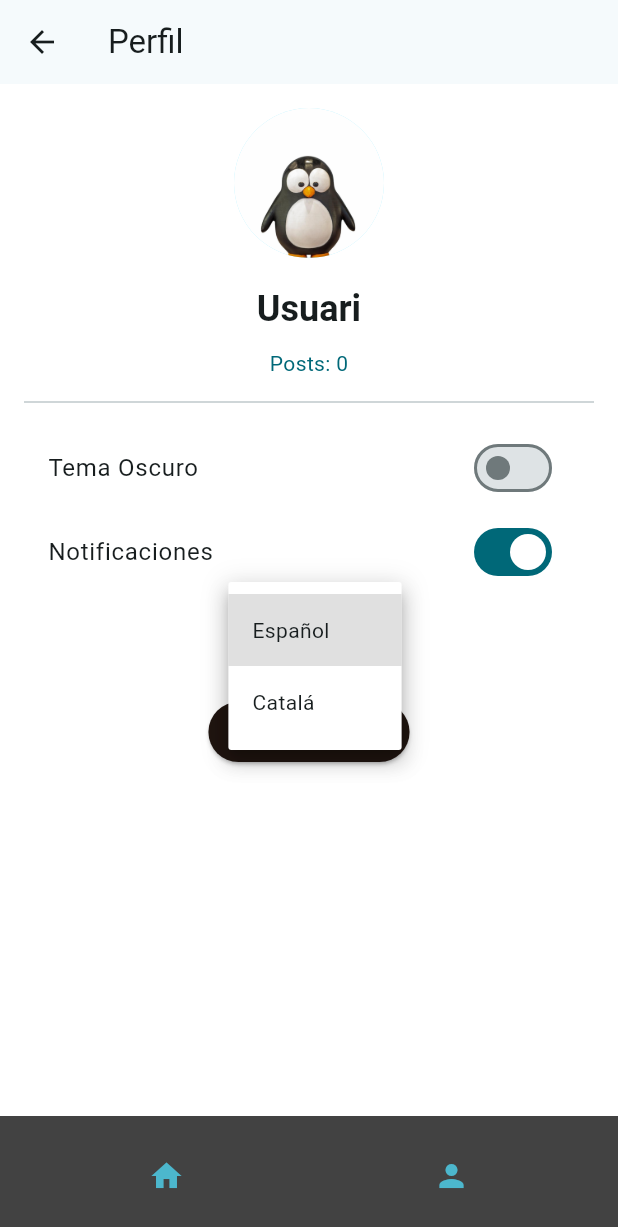
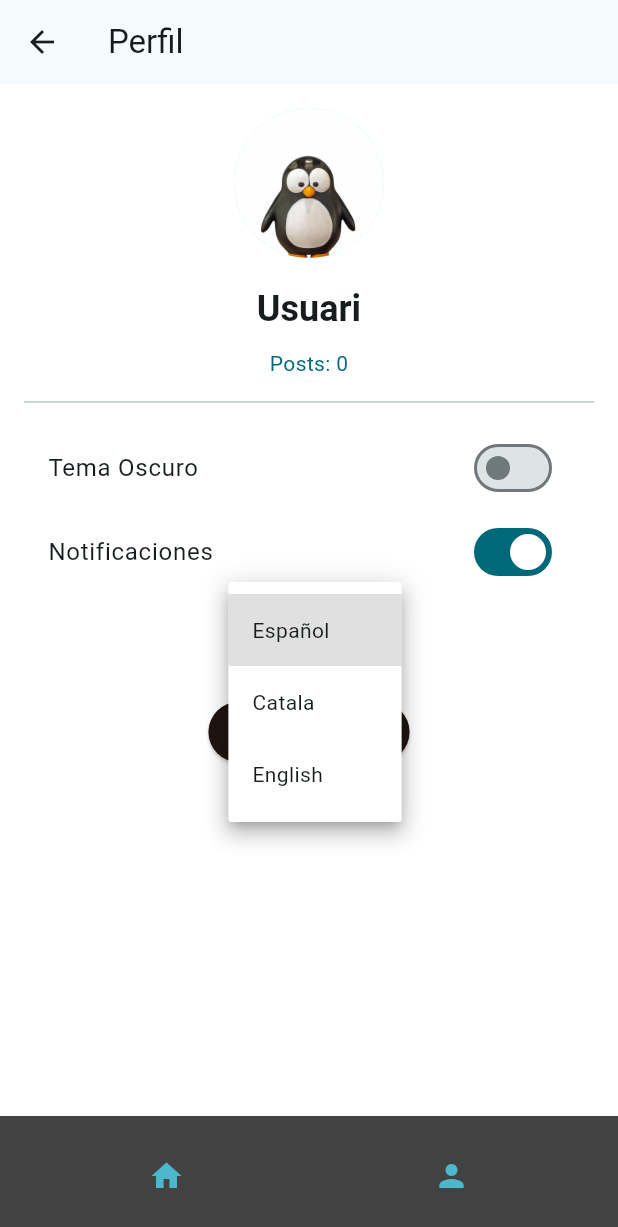
Before and after one commit to oriolnieto/InstaDAM, a Flutter app: the profile screen opened directly, after a tap on "Español", on a phone screen of 412 x 824 dp. Shown: the top 1227 px of the screen. Run offline on Flutter 3.47's test engine with Material 3 defaults, Android fonts, the phone set to English and light mode, and no system bars; our stand-ins replace shared_preferences, sqflite; missing offline and left inert: dart:ffi; accounts and stored records are empty.

Commit message:
Commit 101 Dalmatas
s'ha fixejat el profile, i la imatge

```diff
--- a/lib/createPost.dart
+++ b/lib/createPost.dart
@@ -13,7 +13,7 @@ final List<String?> imatges = [
   'assets/gordo.jpg',
   'assets/gos.jpg',
   'assets/dam2.jpg',
-  'assets/dam2.jpeg'
+  'assets/commit100.jpeg'
 ];
 
 class createPost extends StatelessWidget {
--- a/lib/profile.dart
+++ b/lib/profile.dart
@@ -184,7 +184,8 @@ class _profileState extends State<profile> {
               style: theme.textTheme.bodyMedium,
               items: const [
                 DropdownMenuItem(value: 'Español', child: Text('Español')),
-                DropdownMenuItem(value: 'Catalá', child: Text('Catalá')),
+                DropdownMenuItem(value: 'Catala', child: Text('Catala')),
+                DropdownMenuItem(value: 'English', child: Text('English')),
               ],
               onChanged: (valorI) async {
                 if (valorI != null) {
```
